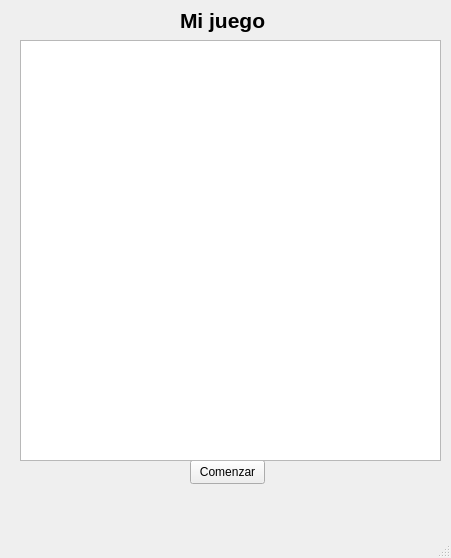
Qt form Práctica 5/Teoria/Juego1/Juego/tablero.ui (maria-tasco/LabInfo2G8-20221) before a commit.
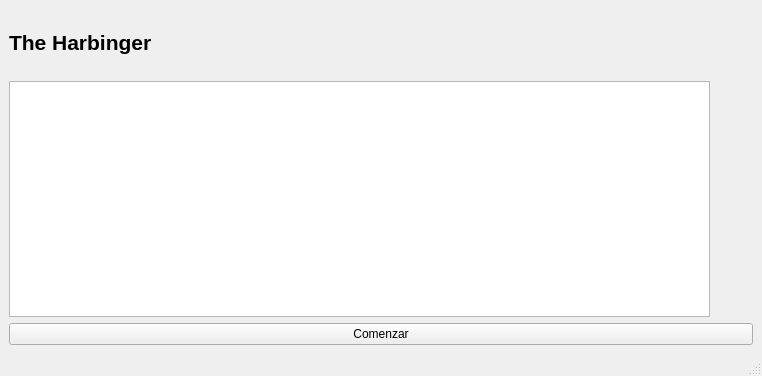
The same form after that commit.

Diff of the .ui file:
```diff
--- a/Práctica 5/Teoria/Juego1/Juego/tablero.ui
+++ b/Práctica 5/Teoria/Juego1/Juego/tablero.ui
@@ -6,56 +6,47 @@
    <rect>
     <x>0</x>
     <y>0</y>
-    <width>451</width>
-    <height>558</height>
+    <width>762</width>
+    <height>376</height>
    </rect>
   </property>
   <property name="windowTitle">
    <string>Tablero</string>
   </property>
   <widget class="QWidget" name="centralwidget">
+   <layout class="QVBoxLayout" name="verticalLayout">
+    <item>
    <widget class="QLabel" name="lb_titulo">
-    <property name="geometry">
-     <rect>
-      <x>180</x>
-      <y>0</y>
-      <width>91</width>
-      <height>41</height>
-     </rect>
-    </property>
     <property name="font">
      <font>
       <pointsize>16</pointsize>
+        <weight>75</weight>
       <bold>true</bold>
      </font>
     </property>
     <property name="text">
-     <string>Mi juego</string>
-    </property>
-   </widget>
+       <string>The Harbinger</string>
+      </property>
+     </widget>
+    </item>
+    <item>
+     <widget class="QGraphicsView" name="graphicsView">
+      <property name="maximumSize">
+       <size>
+        <width>701</width>
+        <height>236</height>
+       </size>
+      </property>
+     </widget>
+    </item>
+    <item>
    <widget class="QPushButton" name="pB_start">
-    <property name="geometry">
-     <rect>
-      <x>190</x>
-      <y>460</y>
-      <width>75</width>
-      <height>24</height>
-     </rect>
-    </property>
     <property name="text">
      <string>Comenzar</string>
     </property>
    </widget>
-   <widget class="QGraphicsView" name="graphicsView">
-    <property name="geometry">
-     <rect>
-      <x>20</x>
-      <y>40</y>
-      <width>421</width>
-      <height>421</height>
-     </rect>
-    </property>
-   </widget>
+    </item>
+   </layout>
   </widget>
   <widget class="QMenuBar" name="menubar">
    <property name="geometry">
```
Left out of the diff: 2 changed lines with no effect on the pictures. Lines whose indentation alone changed are shown as unchanged.
